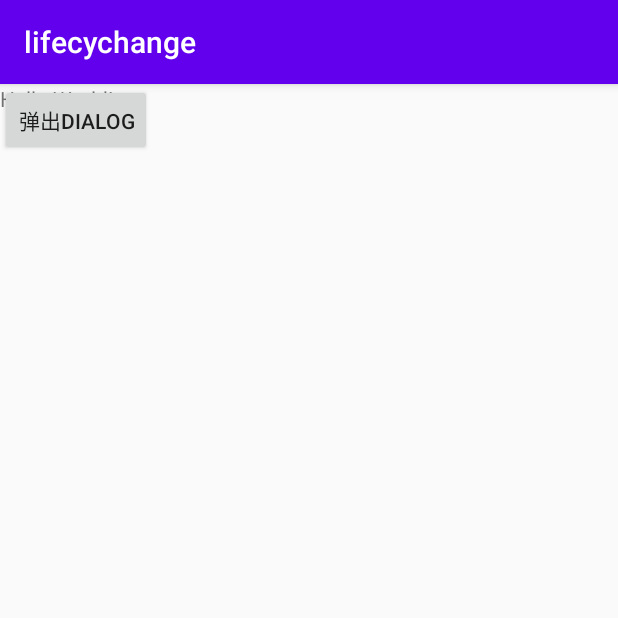
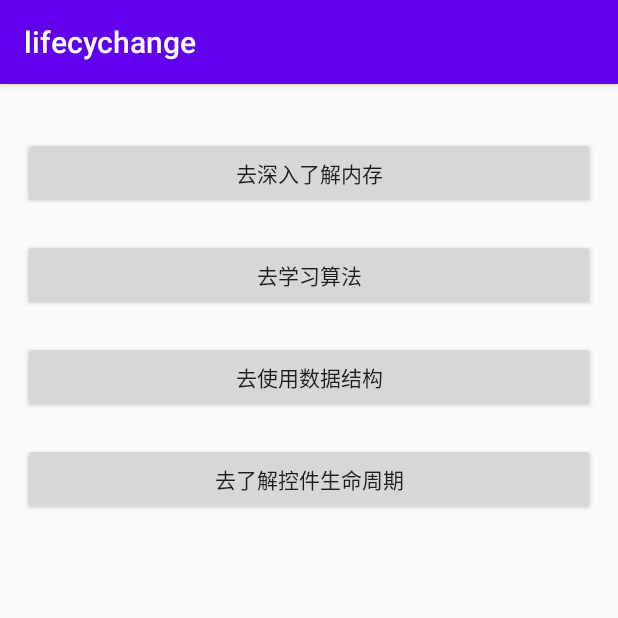
Before and after one commit to kingkong-li/lifechange, an Android app: the screen it shows after launch (MainActivity), on a phone screen of 412 x 824 dp, the top half of it. Run offline under Robolectric (Android 15) with nearby library versions, the phone set to English and light mode, and no system bars; 1 statement that could not run was skipped.

Commit message:
【目录结构初步调整】

```diff
--- a/lifechange/app/src/main/java/com/jingang/lifechange/MainActivity.java
+++ b/lifechange/app/src/main/java/com/jingang/lifechange/MainActivity.java
@@ -1,23 +1,17 @@
 package com.jingang.lifechange;
 
-import android.app.AlertDialog;
-import android.content.DialogInterface;
 import android.content.Intent;
 import android.os.Bundle;
 import android.os.Debug;
-import android.os.Handler;
-import android.os.Message;
-import android.util.Log;
 import android.view.View;
 import android.widget.Button;
 
-import com.jingang.lifechange.algorithm.dynamic.dynamicPlan;
-import com.jingang.lifechange.algorithm.sort.QuickSort;
+import com.jingang.lifechange.algorithm.SortTestActivity;
 import com.jingang.lifechange.base.BaseActivity;
 import com.jingang.lifechange.base.PublicThreadPools;
-
-import java.util.HashMap;
-import java.util.Map;
+import com.jingang.lifechange.memory.LeakDemoActivity;
+import com.jingang.lifechange.struct.MapUseActivity;
+import com.jingang.lifechange.ui.TestDialogLifecycleActivity;
 
 import leakcanary.AppWatcher;
 
@@ -26,26 +20,50 @@ import leakcanary.AppWatcher;
  */
 public class MainActivity extends BaseActivity {
 
-   private Button mButton;
-
     @Override
     protected void onCreate(Bundle savedInstanceState) {
         Debug.startMethodTracing("jg");
         super.onCreate(savedInstanceState);
         setContentView(R.layout.activity_main);
-        mButton=findViewById(R.id.bt_test_dialog);
 
-        int maxMemory = (int) (Runtime.getRuntime().maxMemory() / 1024);
-        int  totalMemory= (int) (Runtime.getRuntime().totalMemory() / 1024);
-        int freeMemory=(int)(Runtime.getRuntime().freeMemory() / 1024);
-        Log.d("TAG", "Max memory is " + maxMemory + "KB");
-        Log.d("TAG", "Total memory is " + totalMemory + "KB");
-        Log.d("TAG", "freeMemory memory is " + freeMemory + "KB");
+        Button button1=findViewById(R.id.bt_go_leaked_activity);
+        button1.setOnClickListener(new View.OnClickListener() {
+            @Override
+            public void onClick(View v) {
+                Intent intent=new Intent();
+                intent.setClass(MainActivity.this, LeakDemoActivity.class);
+                MainActivity.this.startActivity(intent);
+            }
+        });
+        Button button2=findViewById(R.id.bt_know_lifecycle);
+        button2.setOnClickListener(new View.OnClickListener() {
+            @Override
+            public void onClick(View v) {
+                Intent intent=new Intent();
+                intent.setClass(MainActivity.this, TestDialogLifecycleActivity.class);
+                MainActivity.this.startActivity(intent);
+            }
+        });
+        Button button3=findViewById(R.id.bt_learn_algorithm);
+        button3.setOnClickListener(new View.OnClickListener() {
+            @Override
+            public void onClick(View v) {
+                Intent intent=new Intent();
+                intent.setClass(MainActivity.this, SortTestActivity.class);
+                MainActivity.this.startActivity(intent);
+            }
+        });
+        Button button4=findViewById(R.id.bt_learn_struct);
+        button4.setOnClickListener(new View.OnClickListener() {
+            @Override
+            public void onClick(View v) {
+                Intent intent=new Intent();
+                intent.setClass(MainActivity.this, MapUseActivity.class);
+                MainActivity.this.startActivity(intent);
+            }
+        });
 
-        Map<Integer,Integer> map=new HashMap<>();
-        map.put(1,2);
-        map.put(1,3);
-        Log.d("TAG", "map get(1)="+map.get(1));
+
         Intent intent= new Intent();
         Bundle bundle = new Bundle();
         intent.putExtras(bundle);
@@ -60,49 +78,6 @@ public class MainActivity extends BaseActivity {
 
         AppWatcher.INSTANCE.getObjectWatcher().watch(intent,"intent");
 
-
-        mButton.setOnClickListener(new View.OnClickListener() {
-            @Override
-            public void onClick(View v) {
-                Intent intent=new Intent();
-               intent.setClass(MainActivity.this,LeakDemoActivity.class);
-                MainActivity.this.startActivity(intent);
-                final android.app.AlertDialog.Builder builder = new AlertDialog.Builder(MainActivity.this);
-                builder.setTitle("测试生命周期");
-                builder.setPositiveButton("确认", new DialogInterface.OnClickListener() {
-                    @Override
-                    public void onClick(DialogInterface dialog, int which) {
-                        Log.e("MainActiviy",""+('b'-'a')+" int  1 & 100 ="+String.valueOf(1&100));
-
-                       char[][] c={{'a','b','c'},{'d','e','f'},{'g','h','k'}};
-                        String a="adg";
-                        String b="ababcfk";
-                        Log.e("TestCoding", "a result="+ dynamicPlan.findTargetString(c,a)+ ",  b result="+ dynamicPlan.findTargetString(c,b));
-
-                        int number=15;
-                        int[] intArray=new int[number];
-                        for(int i=0;i<number;i++){
-                            intArray[i]=(int)(Math.random()*100);
-                            Log.e("sort origin",i+":"+intArray[i]);
-                        }
-                        int[] result=new QuickSort().ascendingSort(intArray);
-                        for(int j=0;j<number;j++){
-                            Log.e("sort result",j+":"+result[j]+" Integer.MIN_VALUE"+Integer.MIN_VALUE);
-                        }
-
-
-
-
-                        dialog.dismiss();
-                    }
-                });
-                builder.setOnCancelListener(new DialogInterface.OnCancelListener() {
-                    @Override
-                    public void onCancel(DialogInterface dialog) {
-                        dialog.dismiss();
-                    }
-                });
-                builder.show();
         PublicThreadPools.getService().submit(new Runnable() {
             @Override
             public void run() {
@@ -116,24 +91,11 @@ public class MainActivity extends BaseActivity {
             }
         });
 
+
         Debug.stopMethodTracing();
-            }
-        });
 
 
     }
 
-    private Handler myHandler=new Handler(){
-        @Override
-        public void handleMessage(Message msg) {
-            super.handleMessage(msg);
-            if(msg.what==1){
-               mButton.setText("what =1");
-            }else{
-                mButton.setText("what! =1");
-            }
-        }
-
-    };
 
 }
--- a/lifechange/app/src/main/java/com/jingang/lifechange/base/PublicThreadPools.java
+++ b/lifechange/app/src/main/java/com/jingang/lifechange/base/PublicThreadPools.java
@@ -7,8 +7,8 @@ import java.util.concurrent.Executors;
 import java.util.concurrent.ThreadFactory;
 
 /**
- * @Description:
- * @Author:
+ * @Description: 线程池
+ * @Author: kingkong
  * @CreateTime:2020/8/25-2:23 PM
  * @changeTime:
  */
--- a/lifechange/app/src/main/java/com/jingang/lifechange/LeakDemoActivity.java
+++ b/lifechange/app/src/main/java/com/jingang/lifechange/memory/LeakDemoActivity.java
@@ -1,8 +1,9 @@
-package com.jingang.lifechange;
+package com.jingang.lifechange.memory;
 
 import android.content.Context;
 import android.os.Bundle;
 
+import com.jingang.lifechange.R;
 import com.jingang.lifechange.base.BaseActivity;
 
 import java.util.ArrayList;
--- a/lifechange/app/src/main/res/layout/activity_main.xml
+++ b/lifechange/app/src/main/res/layout/activity_main.xml
@@ -1,24 +1,38 @@
 <?xml version="1.0" encoding="utf-8"?>
-<RelativeLayout xmlns:android="http://schemas.android.com/apk/res/android"
-    xmlns:app="http://schemas.android.com/apk/res-auto"
+<LinearLayout xmlns:android="http://schemas.android.com/apk/res/android"
     xmlns:tools="http://schemas.android.com/tools"
     android:layout_width="match_parent"
     android:layout_height="match_parent"
-    tools:context=".MainActivity">
+    tools:context=".MainActivity"
+    android:padding="15dp"
+    android:orientation="vertical">
+    <Button
+        android:layout_marginTop="20dp"
+        android:paddingHorizontal="15dp"
+        android:layout_width="match_parent"
+        android:layout_height="wrap_content"
+        android:id="@+id/bt_go_leaked_activity"
+        android:text="去深入了解内存" />
+    <Button
+        android:layout_marginTop="20dp"
+        android:paddingHorizontal="15dp"
+        android:layout_width="match_parent"
+        android:layout_height="wrap_content"
+        android:id="@+id/bt_learn_algorithm"
+        android:text="去学习算法" />
+    <Button
+        android:layout_marginTop="20dp"
+        android:paddingHorizontal="15dp"
+        android:layout_width="match_parent"
+        android:layout_height="wrap_content"
+        android:id="@+id/bt_learn_struct"
+        android:text="去使用数据结构" />
+    <Button
+        android:layout_marginTop="20dp"
+        android:paddingHorizontal="15dp"
+        android:layout_width="match_parent"
+        android:layout_height="wrap_content"
+        android:id="@+id/bt_know_lifecycle"
+        android:text="去了解控件生命周期" />
 
-    <TextView
-        android:layout_width="wrap_content"
-        android:layout_height="wrap_content"
-        android:text="Hello World!"
-        app:layout_constraintBottom_toBottomOf="parent"
-        app:layout_constraintLeft_toLeftOf="parent"
-        app:layout_constraintRight_toRightOf="parent"
-        app:layout_constraintTop_toTopOf="parent" />
-
-    <Button
-        android:layout_width="wrap_content"
-        android:layout_height="wrap_content"
-        android:id="@+id/bt_test_dialog"
-        android:text="@string/dialog_show"/>
-
-</RelativeLayout>
+</LinearLayout>
--- a/lifechange/app/src/main/res/values/strings.xml
+++ b/lifechange/app/src/main/res/values/strings.xml
@@ -9,5 +9,5 @@
 
     <string name="hello_first_fragment">Hello first fragment</string>
     <string name="hello_second_fragment">Hello second fragment. Arg: %1$s</string>
-    <string name="dialog_show">弹出dialog</string>
+    <string name="dialog_show">测试弹框和Activity生命周期</string>
 </resources>
```
Also changed, not shown: lifechange/app/src/main/AndroidManifest.xml (+5 -2 lines), lifechange/app/src/main/java/com/jingang/lifechange/algorithm/SortTestActivity.java (added, +43 -0 lines), lifechange/app/src/main/java/com/jingang/lifechange/base/BaseActivity.java (+4 -4 lines), lifechange/app/src/main/java/com/jingang/lifechange/memory/TestMemoryActivity.java (added, +27 -0 lines), lifechange/app/src/main/java/com/jingang/lifechange/struct/MapUseActivity.java (added, +27 -0 lines), lifechange/app/src/main/java/com/jingang/lifechange/testalgorithm/SortTestActivity.java (deleted, +0 -20 lines), lifechange/app/src/main/java/com/jingang/lifechange/ui/TestDialogLifecycleActivity.java (added, +50 -0 lines), lifechange/app/src/main/res/layout/activity_map_use.xml (added, +9 -0 lines), lifechange/app/src/main/res/layout/activity_test_dialog_lifecycle.xml (renamed from lifechange/app/src/main/java/com/jingang/lifechange/algorithm/sort/Sort.java, +13 -23 lines), lifechange/app/src/main/res/layout/activity_test_memory.xml (added, +9 -0 lines). Lines whose indentation alone changed are shown as unchanged.
